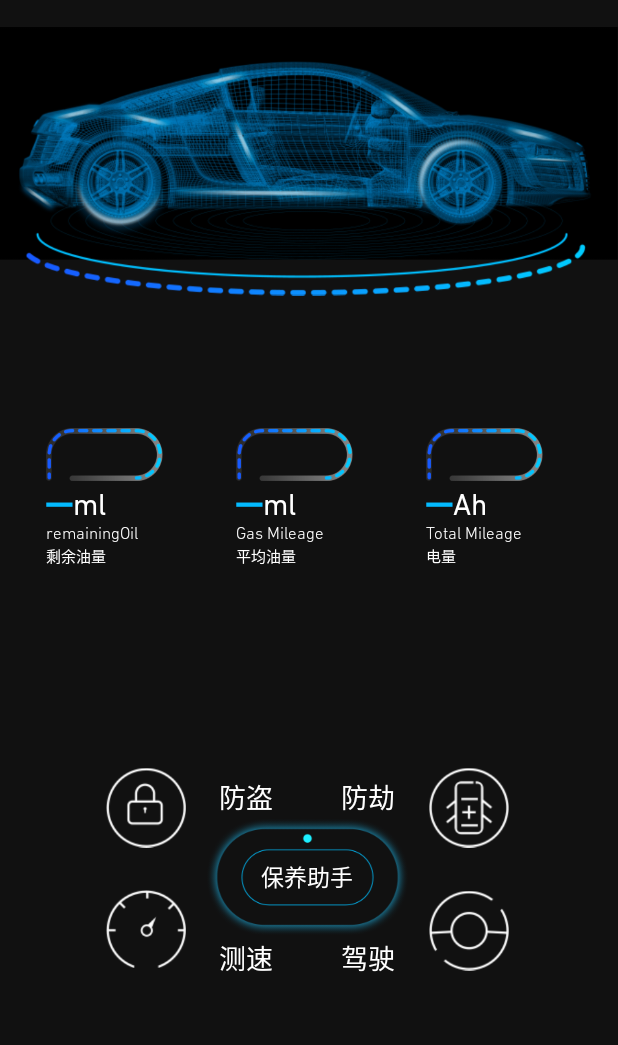
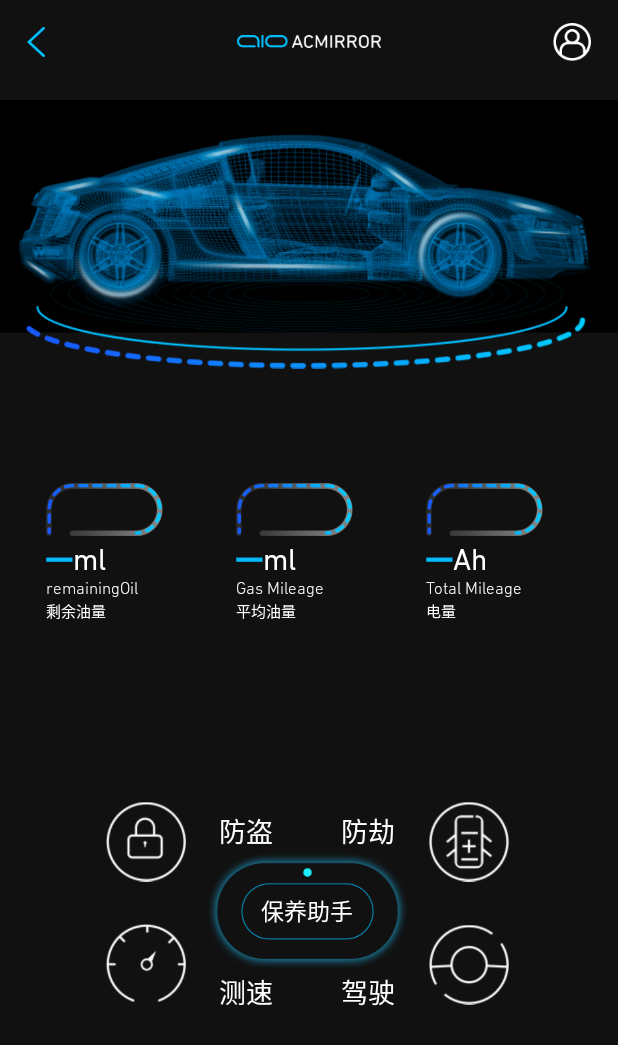
Before and after one commit to Yanwei-Tim/Aiowner, an Android app: the MainActivity screen opened directly, with no data from a screen before it, on a phone screen of 412 x 824 dp. Shown: the top 1045 px of the screen. Run offline under Robolectric (Android 15) with nearby library versions, the phone set to English and light mode, and no system bars; our stand-ins replace data binding; Roboto replaces fonts that are not available here; 5 statements that could not run were skipped.

Commit message:
主页添加title及点击事件
Change-Id: Icb29ba45e2554241f11f86eddd1bb8c29f05f49a

```diff
--- a/Aiowner/app/src/main/java/com/dudu/aiowner/ui/activity/register/IdentifyingCodeActivity.java
+++ b/Aiowner/app/src/main/java/com/dudu/aiowner/ui/activity/register/IdentifyingCodeActivity.java
@@ -8,14 +8,11 @@ import android.view.View;
 
 import com.dudu.aiowner.R;
 import com.dudu.aiowner.ui.base.BaseActivity;
-import com.dudu.aiowner.ui.base.observable.TitleBarObservable;
 
 /**
  * Created by sunny_zhang on 2016/1/27.
  */
 public class IdentifyingCodeActivity extends BaseActivity {
-
-    private TitleBarObservable titleBarObservable;
 
     @Override
     protected void onCreate(Bundle savedInstanceState) {
--- a/Aiowner/app/src/main/java/com/dudu/aiowner/ui/base/observable/TitleBarObservable.java
+++ b/Aiowner/app/src/main/java/com/dudu/aiowner/ui/base/observable/TitleBarObservable.java
@@ -10,6 +10,8 @@ public class TitleBarObservable {
 
     public final ObservableBoolean userCommon = new ObservableBoolean();
 
+    public final ObservableBoolean titleLogo = new ObservableBoolean();
+
     public final ObservableBoolean userIcon = new ObservableBoolean();
 
     public final ObservableField<String> titleText = new ObservableField<>();
@@ -19,6 +21,7 @@ public class TitleBarObservable {
         this.userCommon.set(true);
         this.userIcon.set(false);
         this.titleText.set("Aiowner");
+        this.titleLogo.set(false);
     }
 
 }
--- a/Aiowner/app/src/main/java/com/dudu/aiowner/ui/main/MainActivity.java
+++ b/Aiowner/app/src/main/java/com/dudu/aiowner/ui/main/MainActivity.java
@@ -2,7 +2,6 @@ package com.dudu.aiowner.ui.main;
 
 import android.app.Activity;
 import android.content.Intent;
-import android.database.DatabaseUtils;
 import android.databinding.DataBindingUtil;
 import android.os.Bundle;
 import android.view.View;
@@ -10,6 +9,7 @@ import android.view.View;
 import com.dudu.aiowner.R;
 import com.dudu.aiowner.databinding.ActivityMainBinding;
 import com.dudu.aiowner.ui.activity.preventTheft.PreventTheftActivity;
+import com.dudu.aiowner.ui.base.observable.ObservableFactory;
 import com.dudu.aiowner.ui.main.observable.MainObservable;
 import com.dudu.aiowner.utils.ActivitiesManager;
 
@@ -19,36 +19,61 @@ import com.dudu.aiowner.utils.ActivitiesManager;
 public class MainActivity extends Activity {
     private MainObservable mainObservable;
     private ActivityMainBinding activityMainBinding;
+    protected ObservableFactory observableFactory;
 
 
     @Override
     protected void onCreate(Bundle savedInstanceState) {
         super.onCreate(savedInstanceState);
+
         ActivitiesManager.getInstance().addActivity(this);
-
         mainObservable = new MainObservable();
         activityMainBinding = DataBindingUtil.setContentView(this, R.layout.activity_main);
+
+        observableFactory = ObservableFactory.creatInstance();
+        activityMainBinding.setTitle(observableFactory.getTitleObservable());
         activityMainBinding.setMainPage(mainObservable);
-
     }
 
     public void startPreventTheft(View view) {
+
         startActivity(new Intent(MainActivity.this, PreventTheftActivity.class));
     }
 
     public void startPreventLooting(View view) {
+
         startActivity(new Intent(MainActivity.this, PreventTheftActivity.class));
     }
 
     public void startTestSpeed(View view) {
+
         startActivity(new Intent(MainActivity.this, PreventTheftActivity.class));
     }
 
     public void startDrive(View view) {
+
         startActivity(new Intent(MainActivity.this, PreventTheftActivity.class));
     }
 
     public void startMaintenanceAssistant(View view) {
+
         startActivity(new Intent(MainActivity.this, PreventTheftActivity.class));
     }
+
+    public void userInfo(View view){
+        startActivity(new Intent(MainActivity.this, PreventTheftActivity.class));
+    }
+
+    public void backLastPage(View view) {
+        finish();
+    }
+
+    @Override
+    protected void onResume() {
+
+        observableFactory.getTitleObservable().titleText.set("");
+        observableFactory.getTitleObservable().titleLogo.set(true);
+        observableFactory.getTitleObservable().userIcon.set(true);
+        super.onResume();
+    }
 }
--- a/Aiowner/app/src/main/res/layout/activity_custom_title.xml
+++ b/Aiowner/app/src/main/res/layout/activity_custom_title.xml
@@ -38,6 +38,13 @@
             android:textColor="@android:color/white"
             android:textSize="16sp" />
 
+        <ImageView
+            android:layout_width="96dp"
+            android:layout_height="8.5dp"
+            android:layout_centerInParent="true"
+            android:src="@drawable/main_logo"
+            android:visibility="@{title.titleLogo ? View.VISIBLE : View.GONE}"/>
+
         <Button
             android:id="@+id/title_userinfo_btn"
             android:layout_width="25dp"
@@ -45,6 +52,7 @@
             android:layout_alignParentRight="true"
             android:layout_centerInParent="true"
             android:layout_marginRight="18dp"
+            android:onClick="userInfo"
             android:background="@{title.userCommon ? @drawable/user_icon : @drawable/user_message}"
             android:visibility="@{title.userIcon ? View.VISIBLE : View.GONE}" />
 
--- a/Aiowner/app/src/main/res/layout/activity_main.xml
+++ b/Aiowner/app/src/main/res/layout/activity_main.xml
@@ -9,12 +9,20 @@
             name="MainPage"
             type="MainObservable"/>
 
+        <variable
+            name="title"
+            type="com.dudu.aiowner.ui.base.observable.TitleBarObservable" />
+
     </data>
 
     <LinearLayout
         android:layout_width="match_parent"
         android:layout_height="match_parent"
         android:orientation="vertical">
+
+        <include
+            layout="@layout/activity_custom_title"
+            bind:title="@{title}" />
 
         <ImageView
             android:layout_width="wrap_content"
```
Also changed, not shown: Aiowner/app/src/main/res/drawable-hdpi/main_logo.png (added).
